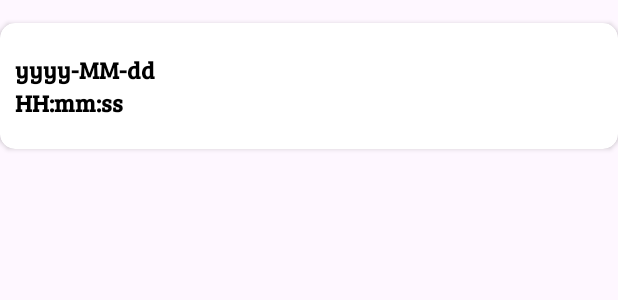
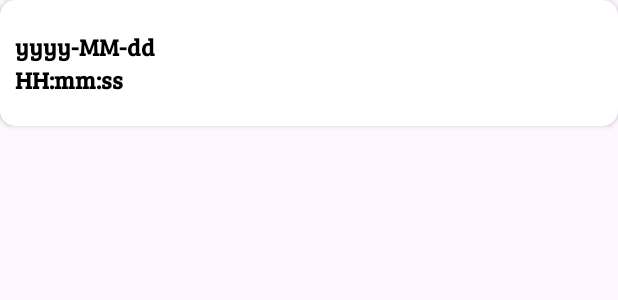
Before and after one commit to BIN-PDT/MOBILE_FIRE_DETECTION, an Android app: the layout item_history.xml on its own in the app's theme, with its tools: preview values and no code run, on a phone screen of 412 x 824 dp. Shown: the top 300 px of the screen. Run offline under Robolectric (Android 15) with nearby library versions, the phone set to English and light mode, and no system bars.

Commit message:
FIX LAYOUT RENDERING

```diff
--- a/app/src/main/java/com/study/firedetection/HistoryRecyclerAdapter.java
+++ b/app/src/main/java/com/study/firedetection/HistoryRecyclerAdapter.java
@@ -45,6 +45,8 @@ public class HistoryRecyclerAdapter extends RecyclerView.Adapter<HistoryRecycler
     public void onBindViewHolder(@NonNull ItemViewHolder holder, int position) {
         HistoryItem item = this.data.get(position);
         holder.tvTimestamp.setText(item.getTimestamp());
+        holder.LIST_CONTAINER.forEach(container -> container.setImageDrawable(null));
+
         for (int i = 0; i < item.getListCaptureUrl().size(); i++) {
             String captureURL = item.getListCaptureUrl().get(i);
             ImageView captureContainer = holder.LIST_CONTAINER.get(i);
--- a/app/src/main/res/layout/activity_main.xml
+++ b/app/src/main/res/layout/activity_main.xml
@@ -68,7 +68,8 @@
         android:layout_height="match_parent"
         android:layout_marginHorizontal="15dp"
         android:background="@drawable/bg_history"
-        android:paddingHorizontal="15dp">
+        android:paddingHorizontal="15dp"
+        android:paddingTop="15dp">
 
     </androidx.recyclerview.widget.RecyclerView>
 
--- a/app/src/main/res/layout/item_history.xml
+++ b/app/src/main/res/layout/item_history.xml
@@ -4,7 +4,7 @@
     xmlns:tools="http://schemas.android.com/tools"
     android:layout_width="match_parent"
     android:layout_height="wrap_content"
-    android:layout_marginTop="15dp"
+    android:layout_marginBottom="15dp"
     app:cardCornerRadius="10dp">
 
     <LinearLayout
@@ -26,8 +26,12 @@
             android:textStyle="bold"
             tools:ignore="HardcodedText" />
 
+        <HorizontalScrollView
+            android:layout_width="match_parent"
+            android:layout_height="wrap_content">
+
             <LinearLayout
-            android:layout_width="match_parent"
+                android:layout_width="wrap_content"
                 android:layout_height="wrap_content"
                 android:gravity="end"
                 android:orientation="horizontal">
@@ -59,6 +63,8 @@
 
             </LinearLayout>
 
+        </HorizontalScrollView>
+
     </LinearLayout>
 
 </androidx.cardview.widget.CardView>
```
Lines whose indentation alone changed are shown as unchanged.
